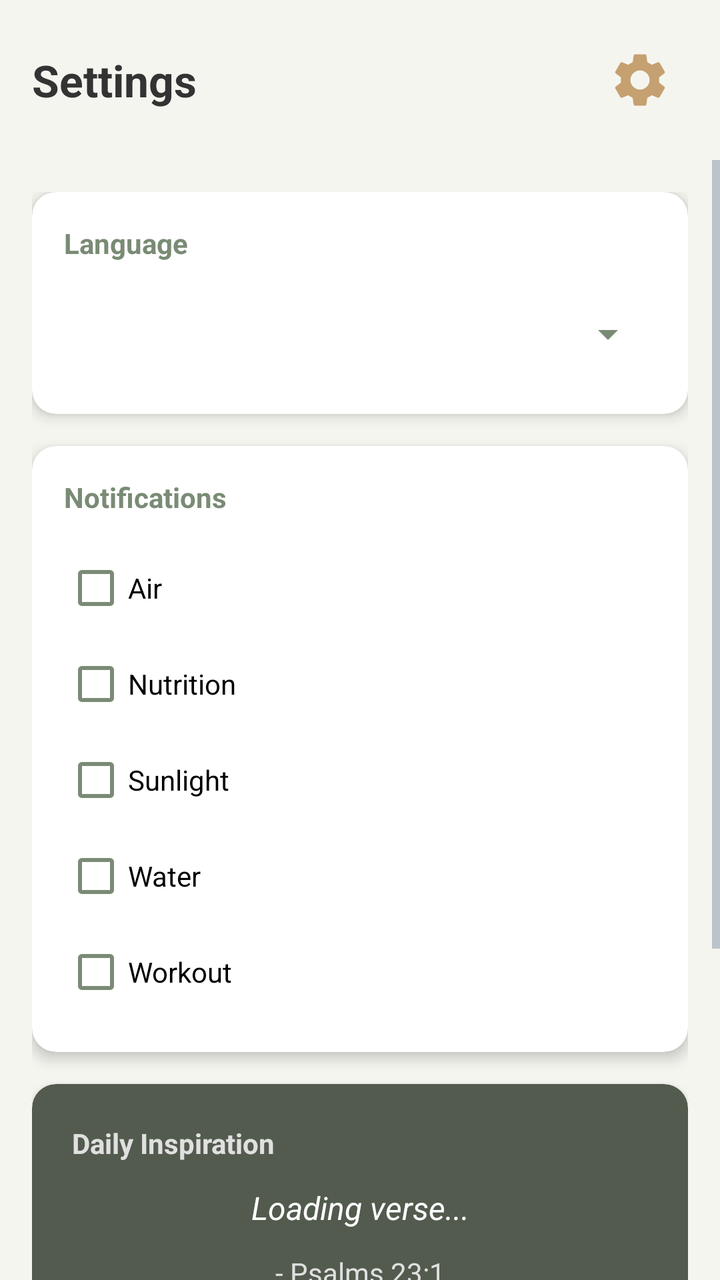
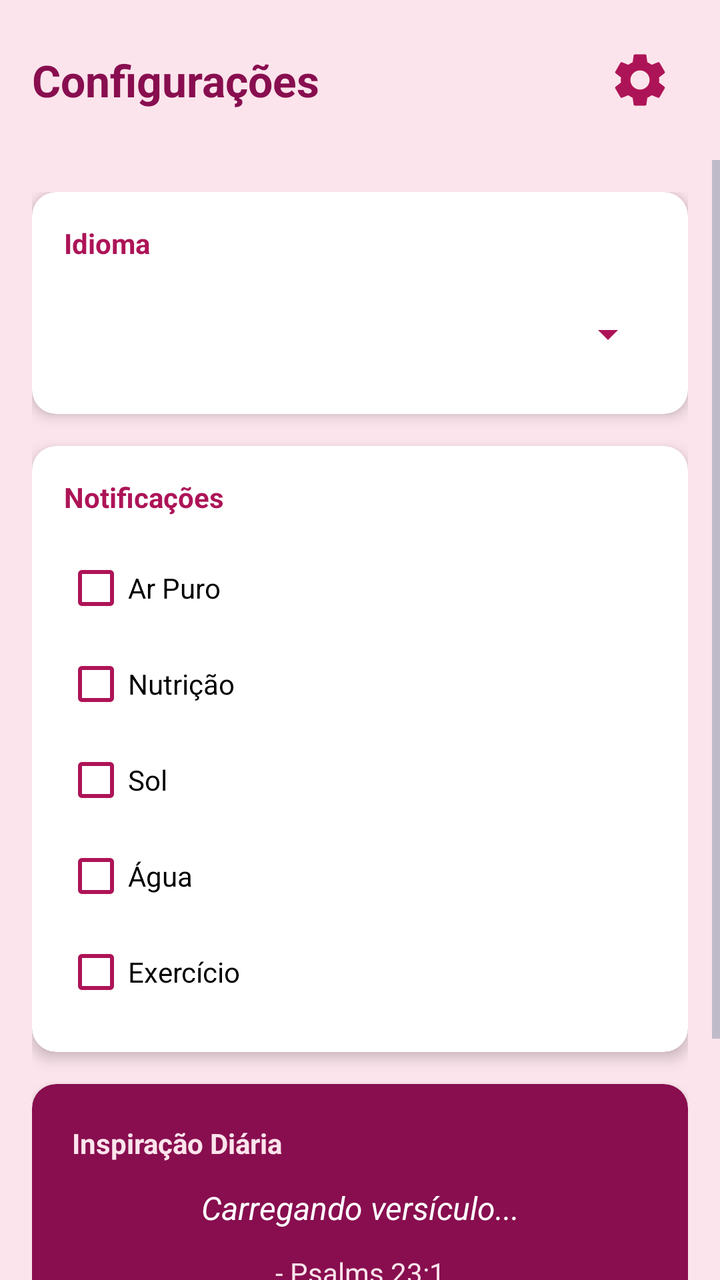

An Android layout rendered at two revisions. The XML below is the earlier revision; the diff shows what the commit changed to produce the second picture.
<!-- AndroidManifest.xml: application theme Theme.Newstart -->
<!-- res/layout/fragment_settings.xml -->
<?xml version="1.0" encoding="utf-8"?>
<androidx.constraintlayout.widget.ConstraintLayout xmlns:android="http://schemas.android.com/apk/res/android"
    xmlns:app="http://schemas.android.com/apk/res-auto"
    xmlns:tools="http://schemas.android.com/tools"
    android:layout_width="match_parent"
    android:layout_height="match_parent"
    android:background="#F5F5F0"
    tools:context=".fragments.Fragment_Settings">

    <RelativeLayout
        android:id="@+id/header"
        android:layout_width="match_parent"
        android:layout_height="wrap_content"
        android:padding="16dp"
        app:layout_constraintTop_toTopOf="parent">

        <TextView
            android:layout_width="wrap_content"
            android:layout_height="wrap_content"
            android:layout_centerVertical="true"
            android:text="@string/settings"
            android:textColor="#333333"
            android:textSize="22sp"
            android:textStyle="bold" />

        <ImageView
            android:layout_width="48dp"
            android:layout_height="48dp"
            android:layout_alignParentEnd="true"
            android:padding="8dp"
            android:src="@drawable/ic_baseline_settings_24"
            app:tint="#C5A070" />
    </RelativeLayout>

    <ScrollView
        android:layout_width="match_parent"
        android:layout_height="0dp"
        android:clipToPadding="false"
        android:paddingBottom="80dp"
        app:layout_constraintBottom_toBottomOf="parent"
        app:layout_constraintTop_toBottomOf="@id/header">

        <LinearLayout
            android:layout_width="match_parent"
            android:layout_height="wrap_content"
            android:orientation="vertical"
            android:padding="16dp">

            
            <androidx.cardview.widget.CardView
                android:layout_width="match_parent"
                android:layout_height="wrap_content"
                android:layout_marginBottom="16dp"
                app:cardBackgroundColor="#FFFFFF"
                app:cardCornerRadius="12dp"
                app:cardElevation="4dp">

                <LinearLayout
                    android:layout_width="match_parent"
                    android:layout_height="wrap_content"
                    android:orientation="vertical"
                    android:padding="16dp">

                    <TextView
                        android:layout_width="wrap_content"
                        android:layout_height="wrap_content"
                        android:layout_marginBottom="12dp"
                        android:text="@string/settings_lang"
                        android:textColor="#7A8B75"
                        android:textSize="14sp"
                        android:textStyle="bold" />

                    <Spinner
                        android:id="@+id/spinnerLanguages"
                        android:layout_width="match_parent"
                        android:layout_height="48dp"
                        android:backgroundTint="#7A8B75" />
                </LinearLayout>
            </androidx.cardview.widget.CardView>

            
            <androidx.cardview.widget.CardView
                android:layout_width="match_parent"
                android:layout_height="wrap_content"
                android:layout_marginBottom="16dp"
                app:cardBackgroundColor="#FFFFFF"
                app:cardCornerRadius="12dp"
                app:cardElevation="4dp">

                <LinearLayout
                    android:layout_width="match_parent"
                    android:layout_height="wrap_content"
                    android:orientation="vertical"
                    android:padding="16dp">

                    <TextView
                        android:layout_width="wrap_content"
                        android:layout_height="wrap_content"
                        android:layout_marginBottom="12dp"
                        android:text="@string/settings_notifications"
                        android:textColor="#7A8B75"
                        android:textSize="14sp"
                        android:textStyle="bold" />

                    <CheckBox
                        android:id="@+id/checkNotifAir"
                        android:layout_width="match_parent"
                        android:layout_height="wrap_content"
                        android:text="@string/settings_notif_air"
                        android:buttonTint="#7A8B75" />

                    <CheckBox
                        android:id="@+id/checkNotifNutrition"
                        android:layout_width="match_parent"
                        android:layout_height="wrap_content"
                        android:text="@string/settings_notif_nutrition"
                        android:buttonTint="#7A8B75" />

                    <CheckBox
                        android:id="@+id/checkNotifSun"
                        android:layout_width="match_parent"
                        android:layout_height="wrap_content"
                        android:text="@string/settings_notif_sun"
                        android:buttonTint="#7A8B75" />

                    <CheckBox
                        android:id="@+id/checkNotifWater"
                        android:layout_width="match_parent"
                        android:layout_height="wrap_content"
                        android:text="@string/settings_notif_water"
                        android:buttonTint="#7A8B75" />

                    <CheckBox
                        android:id="@+id/checkNotifWorkout"
                        android:layout_width="match_parent"
                        android:layout_height="wrap_content"
                        android:text="@string/settings_notif_workout"
                        android:buttonTint="#7A8B75" />
                </LinearLayout>
            </androidx.cardview.widget.CardView>

            
            <androidx.cardview.widget.CardView
                android:layout_width="match_parent"
                android:layout_height="wrap_content"
                android:layout_marginBottom="24dp"
                app:cardBackgroundColor="#525B4D"
                app:cardCornerRadius="12dp"
                app:cardElevation="4dp">

                <LinearLayout
                    android:layout_width="match_parent"
                    android:layout_height="wrap_content"
                    android:orientation="vertical"
                    android:padding="20dp">

                    <TextView
                        android:layout_width="wrap_content"
                        android:layout_height="wrap_content"
                        android:layout_marginBottom="12dp"
                        android:text="@string/settings_bible_title"
                        android:textColor="#E0E0E0"
                        android:textSize="14sp"
                        android:textStyle="bold" />

                    <TextView
                        android:id="@+id/textViewVerse"
                        android:layout_width="match_parent"
                        android:layout_height="wrap_content"
                        android:text="@string/settings_bible_loading"
                        android:textAlignment="center"
                        android:textColor="#FFFFFF"
                        android:textSize="16sp"
                        android:textStyle="italic" />

                    <TextView
                        android:id="@+id/textViewReference"
                        android:layout_width="match_parent"
                        android:layout_height="wrap_content"
                        android:layout_marginTop="12dp"
                        android:text="- Psalms 23:1"
                        android:textAlignment="center"
                        android:textColor="#E0E0E0"
                        android:textSize="14sp" />
                </LinearLayout>
            </androidx.cardview.widget.CardView>

            <androidx.appcompat.widget.AppCompatButton
                android:id="@+id/buttonSaveSettings"
                android:layout_width="match_parent"
                android:layout_height="56dp"
                android:backgroundTint="#7A8B75"
                android:text="@string/button_text_save"
                android:textColor="#FFFFFF"
                android:textStyle="bold" />

        </LinearLayout>
    </ScrollView>

</androidx.constraintlayout.widget.ConstraintLayout>
<!-- resources referenced by this layout -->
<resources>
  <!-- drawable ic_baseline_settings_24 (drawable-v24) -->
  <vector xmlns:android="http://schemas.android.com/apk/res/android"
      android:width="24dp"
      android:height="24dp"
      android:viewportWidth="24"
      android:viewportHeight="24"
      android:tint="?attr/colorControlNormal">
    <path
        android:fillColor="@android:color/white"
        android:pathData="M19.14,12.94c0.04,-0.3 0.06,-0.61 0.06,-0.94c0,-0.32 -0.02,-0.64 -0.07,-0.94l2.03,-1.58c0.18,-0.14 0.23,-0.41 0.12,-0.61l-1.92,-3.32c-0.12,-0.22 -0.37,-0.29 -0.59,-0.22l-2.39,0.96c-0.5,-0.38 -1.03,-0.7 -1.62,-0.94L14.4,2.81c-0.04,-0.24 -0.24,-0.41 -0.48,-0.41h-3.84c-0.24,0 -0.43,0.17 -0.47,0.41L9.25,5.35C8.66,5.59 8.12,5.92 7.63,6.29L5.24,5.33c-0.22,-0.08 -0.47,0 -0.59,0.22L2.74,8.87C2.62,9.08 2.66,9.34 2.86,9.48l2.03,1.58C4.84,11.36 4.8,11.69 4.8,12s0.02,0.64 0.07,0.94l-2.03,1.58c-0.18,0.14 -0.23,0.41 -0.12,0.61l1.92,3.32c0.12,0.22 0.37,0.29 0.59,0.22l2.39,-0.96c0.5,0.38 1.03,0.7 1.62,0.94l0.36,2.54c0.05,0.24 0.24,0.41 0.48,0.41h3.84c0.24,0 0.44,-0.17 0.47,-0.41l0.36,-2.54c0.59,-0.24 1.13,-0.56 1.62,-0.94l2.39,0.96c0.22,0.08 0.47,0 0.59,-0.22l1.92,-3.32c0.12,-0.22 0.07,-0.47 -0.12,-0.61L19.14,12.94zM12,15.6c-1.98,0 -3.6,-1.62 -3.6,-3.6s1.62,-3.6 3.6,-3.6s3.6,1.62 3.6,3.6S13.98,15.6 12,15.6z"/>
  </vector>
  <string name="button_text_save">Save</string>
  <string name="settings">Settings</string>
  <string name="settings_bible_loading">Loading verse...</string>
  <string name="settings_bible_title">Daily Inspiration</string>
  <string name="settings_lang">Language</string>
  <string name="settings_notif_air">Air</string>
  <string name="settings_notif_nutrition">Nutrition</string>
  <string name="settings_notif_sun">Sunlight</string>
  <string name="settings_notif_water">Water</string>
  <string name="settings_notif_workout">Workout</string>
  <string name="settings_notifications">Notifications</string>
  <style name="Theme.Newstart" parent="Theme.MaterialComponents.DayNight.NoActionBar">
          
          <item name="colorPrimary">@color/accent_teal</item>
          <item name="colorPrimaryVariant">@color/dark_purple</item>
          <item name="colorOnPrimary">@color/dark_purple</item>
  
          
          <item name="android:windowBackground">@color/dark_purple</item>
          <item name="android:textColor">@color/text_high</item>
  
          
          <item name="colorSecondary">@color/accent_teal</item>
          <item name="colorOnSecondary">@color/dark_purple</item>
  
          
          <item name="android:statusBarColor" tools:targetApi="l">@color/dark_purple</item>
  
          
          <item name="colorControlNormal">@color/text_middle</item>
          <item name="colorControlActivated">@color/accent_teal</item>
      </style>
  <color name="accent_teal">#4DB6AC</color>
  <color name="dark_purple">#0F1424</color>
  <color name="text_high">#E0E6ED</color>
  <color name="text_middle">#8A96A8</color>
</resources>

<!-- the commit's change to res/layout/fragment_settings.xml (unified diff, before → after) -->
@@ -4,7 +4,7 @@
     xmlns:tools="http://schemas.android.com/tools"
     android:layout_width="match_parent"
     android:layout_height="match_parent"
-    android:background="#F5F5F0"
+    android:background="@color/pink_light"
     tools:context=".fragments.Fragment_Settings">
 
     <RelativeLayout
@@ -19,7 +19,7 @@
             android:layout_height="wrap_content"
             android:layout_centerVertical="true"
             android:text="@string/settings"
-            android:textColor="#333333"
+            android:textColor="@color/pink_dark"
             android:textSize="22sp"
             android:textStyle="bold" />
 
@@ -29,14 +29,14 @@
             android:layout_alignParentEnd="true"
             android:padding="8dp"
             android:src="@drawable/ic_baseline_settings_24"
-            app:tint="#C5A070" />
+            app:tint="@color/pink_medium" />
     </RelativeLayout>
 
     <ScrollView
         android:layout_width="match_parent"
         android:layout_height="0dp"
+        android:fillViewport="true"
         android:clipToPadding="false"
-        android:paddingBottom="80dp"
         app:layout_constraintBottom_toBottomOf="parent"
         app:layout_constraintTop_toBottomOf="@id/header">
 
@@ -66,7 +66,7 @@
                         android:layout_height="wrap_content"
                         android:layout_marginBottom="12dp"
                         android:text="@string/settings_lang"
-                        android:textColor="#7A8B75"
+                        android:textColor="@color/pink_medium"
                         android:textSize="14sp"
                         android:textStyle="bold" />
 
@@ -74,7 +74,7 @@
                         android:id="@+id/spinnerLanguages"
                         android:layout_width="match_parent"
                         android:layout_height="48dp"
-                        android:backgroundTint="#7A8B75" />
+                        android:backgroundTint="@color/pink_medium" />
                 </LinearLayout>
             </androidx.cardview.widget.CardView>
 
@@ -98,7 +98,7 @@
                         android:layout_height="wrap_content"
                         android:layout_marginBottom="12dp"
                         android:text="@string/settings_notifications"
-                        android:textColor="#7A8B75"
+                        android:textColor="@color/pink_medium"
                         android:textSize="14sp"
                         android:textStyle="bold" />
 
@@ -107,35 +107,35 @@
                         android:layout_width="match_parent"
                         android:layout_height="wrap_content"
                         android:text="@string/settings_notif_air"
-                        android:buttonTint="#7A8B75" />
+                        android:buttonTint="@color/pink_medium" />
 
                     <CheckBox
                         android:id="@+id/checkNotifNutrition"
                         android:layout_width="match_parent"
                         android:layout_height="wrap_content"
                         android:text="@string/settings_notif_nutrition"
-                        android:buttonTint="#7A8B75" />
+                        android:buttonTint="@color/pink_medium" />
 
                     <CheckBox
                         android:id="@+id/checkNotifSun"
                         android:layout_width="match_parent"
                         android:layout_height="wrap_content"
                         android:text="@string/settings_notif_sun"
-                        android:buttonTint="#7A8B75" />
+                        android:buttonTint="@color/pink_medium" />
 
                     <CheckBox
                         android:id="@+id/checkNotifWater"
                         android:layout_width="match_parent"
                         android:layout_height="wrap_content"
                         android:text="@string/settings_notif_water"
-                        android:buttonTint="#7A8B75" />
+                        android:buttonTint="@color/pink_medium" />
 
                     <CheckBox
                         android:id="@+id/checkNotifWorkout"
                         android:layout_width="match_parent"
                         android:layout_height="wrap_content"
                         android:text="@string/settings_notif_workout"
-                        android:buttonTint="#7A8B75" />
+                        android:buttonTint="@color/pink_medium" />
                 </LinearLayout>
             </androidx.cardview.widget.CardView>
 
@@ -144,7 +144,7 @@
                 android:layout_width="match_parent"
                 android:layout_height="wrap_content"
                 android:layout_marginBottom="24dp"
-                app:cardBackgroundColor="#525B4D"
+                app:cardBackgroundColor="@color/pink_dark"
                 app:cardCornerRadius="12dp"
                 app:cardElevation="4dp">
 
@@ -159,7 +159,7 @@
                         android:layout_height="wrap_content"
                         android:layout_marginBottom="12dp"
                         android:text="@string/settings_bible_title"
-                        android:textColor="#E0E0E0"
+                        android:textColor="@color/pink_light"
                         android:textSize="14sp"
                         android:textStyle="bold" />
 
@@ -180,7 +180,7 @@
                         android:layout_marginTop="12dp"
                         android:text="- Psalms 23:1"
                         android:textAlignment="center"
-                        android:textColor="#E0E0E0"
+                        android:textColor="@color/pink_light"
                         android:textSize="14sp" />
                 </LinearLayout>
             </androidx.cardview.widget.CardView>
@@ -189,7 +189,8 @@
                 android:id="@+id/buttonSaveSettings"
                 android:layout_width="match_parent"
                 android:layout_height="56dp"
-                android:backgroundTint="#7A8B75"
+                android:layout_marginBottom="32dp"
+                android:backgroundTint="@color/pink_medium"
                 android:text="@string/button_text_save"
                 android:textColor="#FFFFFF"
                 android:textStyle="bold" />
<!-- resource entries referenced after the edit -->
@@ -1,5 +1,8 @@
 <!-- resources referenced by this layout -->
 <resources>
+  <color name="pink_dark">#880E4F</color>
+  <color name="pink_light">#FCE4EC</color>
+  <color name="pink_medium">#AD1457</color>
   <!-- drawable ic_baseline_settings_24 (drawable-v24) -->
   <vector xmlns:android="http://schemas.android.com/apk/res/android"
       android:width="24dp"
@@ -11,17 +14,17 @@
         android:fillColor="@android:color/white"
         android:pathData="M19.14,12.94c0.04,-0.3 0.06,-0.61 0.06,-0.94c0,-0.32 -0.02,-0.64 -0.07,-0.94l2.03,-1.58c0.18,-0.14 0.23,-0.41 0.12,-0.61l-1.92,-3.32c-0.12,-0.22 -0.37,-0.29 -0.59,-0.22l-2.39,0.96c-0.5,-0.38 -1.03,-0.7 -1.62,-0.94L14.4,2.81c-0.04,-0.24 -0.24,-0.41 -0.48,-0.41h-3.84c-0.24,0 -0.43,0.17 -0.47,0.41L9.25,5.35C8.66,5.59 8.12,5.92 7.63,6.29L5.24,5.33c-0.22,-0.08 -0.47,0 -0.59,0.22L2.74,8.87C2.62,9.08 2.66,9.34 2.86,9.48l2.03,1.58C4.84,11.36 4.8,11.69 4.8,12s0.02,0.64 0.07,0.94l-2.03,1.58c-0.18,0.14 -0.23,0.41 -0.12,0.61l1.92,3.32c0.12,0.22 0.37,0.29 0.59,0.22l2.39,-0.96c0.5,0.38 1.03,0.7 1.62,0.94l0.36,2.54c0.05,0.24 0.24,0.41 0.48,0.41h3.84c0.24,0 0.44,-0.17 0.47,-0.41l0.36,-2.54c0.59,-0.24 1.13,-0.56 1.62,-0.94l2.39,0.96c0.22,0.08 0.47,0 0.59,-0.22l1.92,-3.32c0.12,-0.22 0.07,-0.47 -0.12,-0.61L19.14,12.94zM12,15.6c-1.98,0 -3.6,-1.62 -3.6,-3.6s1.62,-3.6 3.6,-3.6s3.6,1.62 3.6,3.6S13.98,15.6 12,15.6z"/>
   </vector>
-  <string name="button_text_save">Save</string>
-  <string name="settings">Settings</string>
-  <string name="settings_bible_loading">Loading verse...</string>
-  <string name="settings_bible_title">Daily Inspiration</string>
-  <string name="settings_lang">Language</string>
-  <string name="settings_notif_air">Air</string>
-  <string name="settings_notif_nutrition">Nutrition</string>
-  <string name="settings_notif_sun">Sunlight</string>
-  <string name="settings_notif_water">Water</string>
-  <string name="settings_notif_workout">Workout</string>
-  <string name="settings_notifications">Notifications</string>
+  <string name="button_text_save">Salvar Alterações</string>
+  <string name="settings">Configurações</string>
+  <string name="settings_bible_loading">Carregando versículo...</string>
+  <string name="settings_bible_title">Inspiração Diária</string>
+  <string name="settings_lang">Idioma</string>
+  <string name="settings_notif_air">Ar Puro</string>
+  <string name="settings_notif_nutrition">Nutrição</string>
+  <string name="settings_notif_sun">Sol</string>
+  <string name="settings_notif_water">Água</string>
+  <string name="settings_notif_workout">Exercício</string>
+  <string name="settings_notifications">Notificações</string>
   <style name="Theme.Newstart" parent="Theme.MaterialComponents.DayNight.NoActionBar">
           
           <item name="colorPrimary">@color/accent_teal</item>
